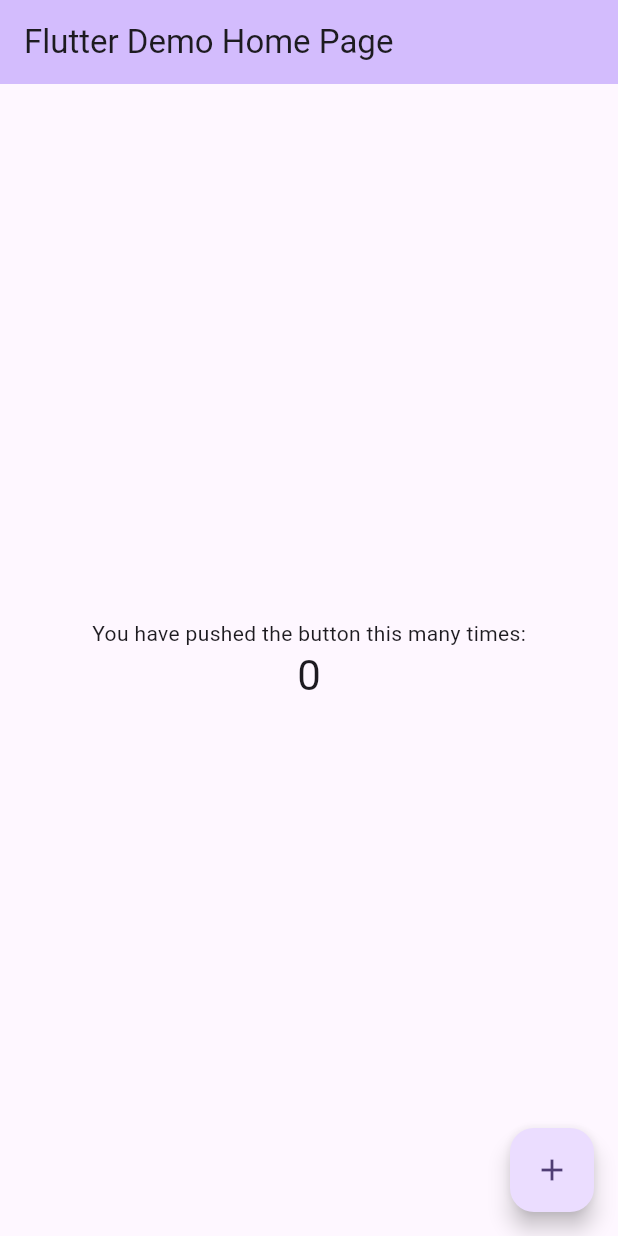
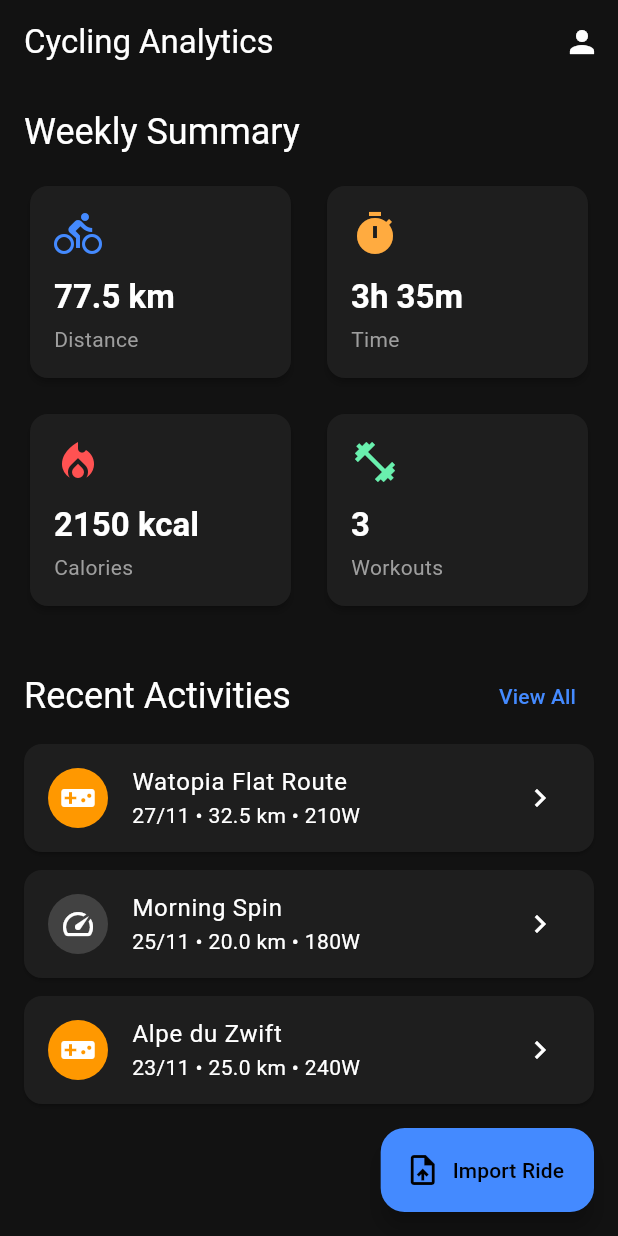
Before and after one commit to could-ai/019acbb3-f20a-7f58-8251-753a4c4cf069, a Flutter app: the screen it shows after launch, on a phone screen of 412 x 824 dp. Run offline on Flutter 3.47's test engine with Material 3 defaults, Android fonts, the phone set to English and light mode, and no system bars.

Commit message:
Created Workout model with mock data for Zwift and Wahoo Bolt workouts.; Created DashboardScreen with summary statistics cards and a list of recent activities.; Created WorkoutListScreen to display all recorded workouts in a scrollable list.; Created WorkoutDetailScreen to show in-depth analysis of a single workout, including power zones and stats.; Updated main.dart to configure the app theme (Dark Mode) and set up routes for Dashboard, Workout List, and Detail screens.

```diff
--- a/usr/lib/main.dart
+++ b/usr/lib/main.dart
@@ -1,123 +1,43 @@
 import 'package:flutter/material.dart';
+import 'screens/dashboard_screen.dart';
+import 'screens/workout_list_screen.dart';
+import 'screens/workout_detail_screen.dart';
 
 void main() {
-  runApp(const MyApp());
+  runApp(const CyclingApp());
 }
 
-class MyApp extends StatelessWidget {
-  const MyApp({super.key});
+class CyclingApp extends StatelessWidget {
+  const CyclingApp({super.key});
 
-  // This widget is the root of your application.
   @override
   Widget build(BuildContext context) {
     return MaterialApp(
-      title: 'Flutter Demo',
+      title: 'Cycling Analytics',
       debugShowCheckedModeBanner: false,
       theme: ThemeData(
-        // This is the theme of your application.
-        //
-        // TRY THIS: Try running your application with "flutter run". You'll see
-        // the application has a purple toolbar. Then, without quitting the app,
-        // try changing the seedColor in the colorScheme below to Colors.green
-        // and then invoke "hot reload" (save your changes or press the "hot
-        // reload" button in a Flutter-supported IDE, or press "r" if you used
-        // the command line to start the app).
-        //
-        // Notice that the counter didn't reset back to zero; the application
-        // state is not lost during the reload. To reset the state, use hot
-        // restart instead.
-        //
-        // This works for code too, not just values: Most code changes can be
-        // tested with just a hot reload.
-        colorScheme: ColorScheme.fromSeed(seedColor: Colors.deepPurple),
+        useMaterial3: true,
+        brightness: Brightness.dark,
+        primaryColor: Colors.blueAccent,
+        scaffoldBackgroundColor: const Color(0xFF121212),
+        cardColor: const Color(0xFF1E1E1E),
+        colorScheme: const ColorScheme.dark(
+          primary: Colors.blueAccent,
+          secondary: Colors.orangeAccent,
+          surface: Color(0xFF1E1E1E),
+        ),
+        appBarTheme: const AppBarTheme(
+          backgroundColor: Color(0xFF121212),
+          elevation: 0,
+          centerTitle: false,
+        ),
       ),
       initialRoute: '/',
       routes: {
-        '/': (context) => const MyHomePage(title: 'Flutter Demo Home Page'),
+        '/': (context) => const DashboardScreen(),
+        '/workouts': (context) => const WorkoutListScreen(),
+        '/workout_detail': (context) => const WorkoutDetailScreen(),
       },
     );
   }
 }
-
-class MyHomePage extends StatefulWidget {
-  const MyHomePage({super.key, required this.title});
-
-  // This widget is the home page of your application. It is stateful, meaning
-  // that it has a State object (defined below) that contains fields that affect
-  // how it looks.
-
-  // This class is the configuration for the state. It holds the values (in this
-  // case the title) provided by the parent (in this case the App widget) and
-  // used by the build method of the State. Fields in a Widget subclass are
-  // always marked "final".
-
-  final String title;
-
-  @override
-  State<MyHomePage> createState() => _MyHomePageState();
-}
-
-class _MyHomePageState extends State<MyHomePage> {
-  int _counter = 0;
-
-  void _incrementCounter() {
-    setState(() {
-      // This call to setState tells the Flutter framework that something has
-      // changed in this State, which causes it to rerun the build method below
-      // so that the display can reflect the updated values. If we changed
-      // _counter without calling setState(), then the build method would not be
-      // called again, and so nothing would appear to happen.
-      _counter++;
-    });
-  }
-
-  @override
-  Widget build(BuildContext context) {
-    // This method is rerun every time setState is called, for instance as done
-    // by the _incrementCounter method above.
-    //
-    // The Flutter framework has been optimized to make rerunning build methods
-    // fast, so that you can just rebuild anything that needs updating rather
-    // than having to individually change instances of widgets.
-    return Scaffold(
-      appBar: AppBar(
-        // TRY THIS: Try changing the color here to a specific color (to
-        // Colors.amber, perhaps?) and trigger a hot reload to see the AppBar
-        // change color while the other colors stay the same.
-        backgroundColor: Theme.of(context).colorScheme.inversePrimary,
-        // Here we take the value from the MyHomePage object that was created by
-        // the App.build method, and use it to set our appbar title.
-        title: Text(widget.title),
-      ),
-      body: Center(
-        // Center is a layout widget. It takes a single child and positions it
-        // in the middle of the parent.
-        child: Column(
-          // Column is also a layout widget. It takes a list of children and
-          // arranges them vertically. By default, it sizes itself to fit its
-          // children horizontally, and tries to be as tall as its parent.
-          //
-          // Column has various properties to control how it sizes itself and
-          // how it positions its children. Here we use mainAxisAlignment to
-          // center the children vertically; the main axis here is the vertical
-          // axis because Columns are vertical (the cross axis would be
-          // horizontal).
-          //
-          // TRY THIS: Invoke "debug painting" (choose the "Toggle Debug Paint"
-          // action in the IDE, or press "p" in the console), to see the
-          // wireframe for each widget.
-          mainAxisAlignment: MainAxisAlignment.center,
-          children: <Widget>[
-            const Text('You have pushed the button this many times:'),
-            Text('$_counter', style: Theme.of(context).textTheme.headlineMedium),
-          ],
-        ),
-      ),
-      floatingActionButton: FloatingActionButton(
-        onPressed: _incrementCounter,
-        tooltip: 'Increment',
-        child: const Icon(Icons.add),
-      ), // This trailing comma makes auto-formatting nicer for build methods.
-    );
-  }
-}
--- /dev/null
+++ b/usr/lib/models/workout.dart
@@ -0,0 +1,62 @@
+class Workout {
+  final String id;
+  final String title;
+  final DateTime date;
+  final Duration duration;
+  final double distanceKm;
+  final int avgPowerWatts;
+  final int avgHeartRate;
+  final int calories;
+  final String source; // 'Zwift' or 'Wahoo Bolt'
+
+  Workout({
+    required this.id,
+    required this.title,
+    required this.date,
+    required this.duration,
+    required this.distanceKm,
+    required this.avgPowerWatts,
+    required this.avgHeartRate,
+    required this.calories,
+    required this.source,
+  });
+
+  // Mock data generator
+  static List<Workout> getMockWorkouts() {
+    return [
+      Workout(
+        id: '1',
+        title: 'Watopia Flat Route',
+        date: DateTime.now().subtract(const Duration(days: 1)),
+        duration: const Duration(hours: 1, minutes: 5),
+        distanceKm: 32.5,
+        avgPowerWatts: 210,
+        avgHeartRate: 145,
+        calories: 650,
+        source: 'Zwift',
+      ),
+      Workout(
+        id: '2',
+        title: 'Morning Spin',
+        date: DateTime.now().subtract(const Duration(days: 3)),
+        duration: const Duration(minutes: 45),
+        distanceKm: 20.0,
+        avgPowerWatts: 180,
+        avgHeartRate: 130,
+        calories: 400,
+        source: 'Wahoo Bolt',
+      ),
+      Workout(
+        id: '3',
+        title: 'Alpe du Zwift',
+        date: DateTime.now().subtract(const Duration(days: 5)),
+        duration: const Duration(hours: 1, minutes: 45),
+        distanceKm: 25.0,
+        avgPowerWatts: 240,
+        avgHeartRate: 165,
+        calories: 1100,
+        source: 'Zwift',
+      ),
+    ];
+  }
+}
--- /dev/null
+++ b/usr/lib/screens/dashboard_screen.dart
@@ -0,0 +1,189 @@
+import 'package:flutter/material.dart';
+import '../models/workout.dart';
+import 'workout_list_screen.dart';
+
+class DashboardScreen extends StatelessWidget {
+  const DashboardScreen({super.key});
+
+  @override
+  Widget build(BuildContext context) {
+    final workouts = Workout.getMockWorkouts();
+    final totalDistance = workouts.fold(0.0, (sum, item) => sum + item.distanceKm);
+    final totalCalories = workouts.fold(0, (sum, item) => sum + item.calories);
+    final totalDuration = workouts.fold(Duration.zero, (sum, item) => sum + item.duration);
+
+    return Scaffold(
+      appBar: AppBar(
+        title: const Text('Cycling Analytics'),
+        actions: [
+          IconButton(
+            icon: const Icon(Icons.person),
+            onPressed: () {},
+          ),
+        ],
+      ),
+      body: SingleChildScrollView(
+        padding: const EdgeInsets.all(16.0),
+        child: Column(
+          crossAxisAlignment: CrossAxisAlignment.start,
+          children: [
+            Text(
+              'Weekly Summary',
+              style: Theme.of(context).textTheme.headlineSmall,
+            ),
+            const SizedBox(height: 16),
+            Row(
+              children: [
+                Expanded(
+                  child: _SummaryCard(
+                    title: 'Distance',
+                    value: '${totalDistance.toStringAsFixed(1)} km',
+                    icon: Icons.directions_bike,
+                    color: Colors.blueAccent,
+                  ),
+                ),
+                const SizedBox(width: 16),
+                Expanded(
+                  child: _SummaryCard(
+                    title: 'Time',
+                    value: '${totalDuration.inHours}h ${totalDuration.inMinutes.remainder(60)}m',
+                    icon: Icons.timer,
+                    color: Colors.orangeAccent,
+                  ),
+                ),
+              ],
+            ),
+            const SizedBox(height: 16),
+            Row(
+              children: [
+                Expanded(
+                  child: _SummaryCard(
+                    title: 'Calories',
+                    value: '$totalCalories kcal',
+                    icon: Icons.local_fire_department,
+                    color: Colors.redAccent,
+                  ),
+                ),
+                const SizedBox(width: 16),
+                Expanded(
+                  child: _SummaryCard(
+                    title: 'Workouts',
+                    value: '${workouts.length}',
+                    icon: Icons.fitness_center,
+                    color: Colors.greenAccent,
+                  ),
+                ),
+              ],
+            ),
+            const SizedBox(height: 32),
+            Row(
+              mainAxisAlignment: MainAxisAlignment.spaceBetween,
+              children: [
+                Text(
+                  'Recent Activities',
+                  style: Theme.of(context).textTheme.headlineSmall,
+                ),
+                TextButton(
+                  onPressed: () {
+                    Navigator.pushNamed(context, '/workouts');
+                  },
+                  child: const Text('View All'),
+                ),
+              ],
+            ),
+            const SizedBox(height: 8),
+            ...workouts.take(3).map((workout) => _WorkoutListTile(workout: workout)),
+          ],
+        ),
+      ),
+      floatingActionButton: FloatingActionButton.extended(
+        onPressed: () {
+          // Placeholder for import functionality
+          ScaffoldMessenger.of(context).showSnackBar(
+            const SnackBar(content: Text('Import functionality coming soon!')),
+          );
+        },
+        label: const Text('Import Ride'),
+        icon: const Icon(Icons.upload_file),
+      ),
+    );
+  }
+}
+
+class _SummaryCard extends StatelessWidget {
+  final String title;
+  final String value;
+  final IconData icon;
+  final Color color;
+
+  const _SummaryCard({
+    required this.title,
+    required this.value,
+    required this.icon,
+    required this.color,
+  });
+
+  @override
+  Widget build(BuildContext context) {
+    return Card(
+      elevation: 2,
+      child: Padding(
+        padding: const EdgeInsets.all(16.0),
+        child: Column(
+          crossAxisAlignment: CrossAxisAlignment.start,
+          children: [
+            Icon(icon, color: color, size: 32),
+            const SizedBox(height: 12),
+            Text(
+              value,
+              style: Theme.of(context).textTheme.titleLarge?.copyWith(
+                    fontWeight: FontWeight.bold,
+                  ),
+            ),
+            const SizedBox(height: 4),
+            Text(
+              title,
+              style: Theme.of(context).textTheme.bodyMedium?.copyWith(
+                    color: Colors.grey,
+                  ),
+            ),
+          ],
+        ),
+      ),
+    );
+  }
+}
+
+class _WorkoutListTile extends StatelessWidget {
+  final Workout workout;
+
+  const _WorkoutListTile({required this.workout});
+
+  @override
+  Widget build(BuildContext context) {
+    return Card(
+      margin: const EdgeInsets.only(bottom: 12),
+      child: ListTile(
+        leading: CircleAvatar(
+          backgroundColor: workout.source == 'Zwift' ? Colors.orange : Colors.grey[800],
+          child: Icon(
+            workout.source == 'Zwift' ? Icons.videogame_asset : Icons.speed,
+            color: Colors.white,
+          ),
+        ),
+        title: Text(workout.title),
+        subtitle: Text(
+          '${workout.date.day}/${workout.date.month} • ${workout.distanceKm} km • ${workout.avgPowerWatts}W',
+        ),
+        trailing: const Icon(Icons.chevron_right),
+        onTap: () {
+          Navigator.pushNamed(
+            context,
+            '/workout_detail',
+            arguments: workout,
+          );
+        },
+      ),
+    );
+  }
+}
```
Also changed, not shown: usr/lib/screens/workout_detail_screen.dart (added, +190 -0 lines), usr/lib/screens/workout_list_screen.dart (added, +65 -0 lines).
